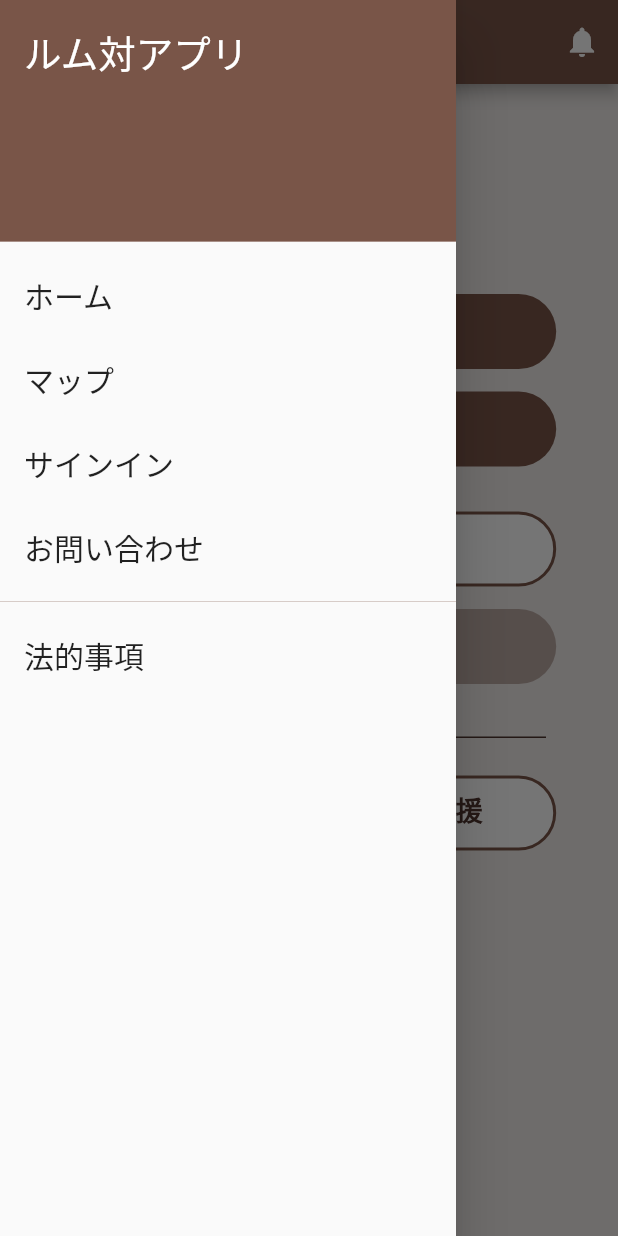
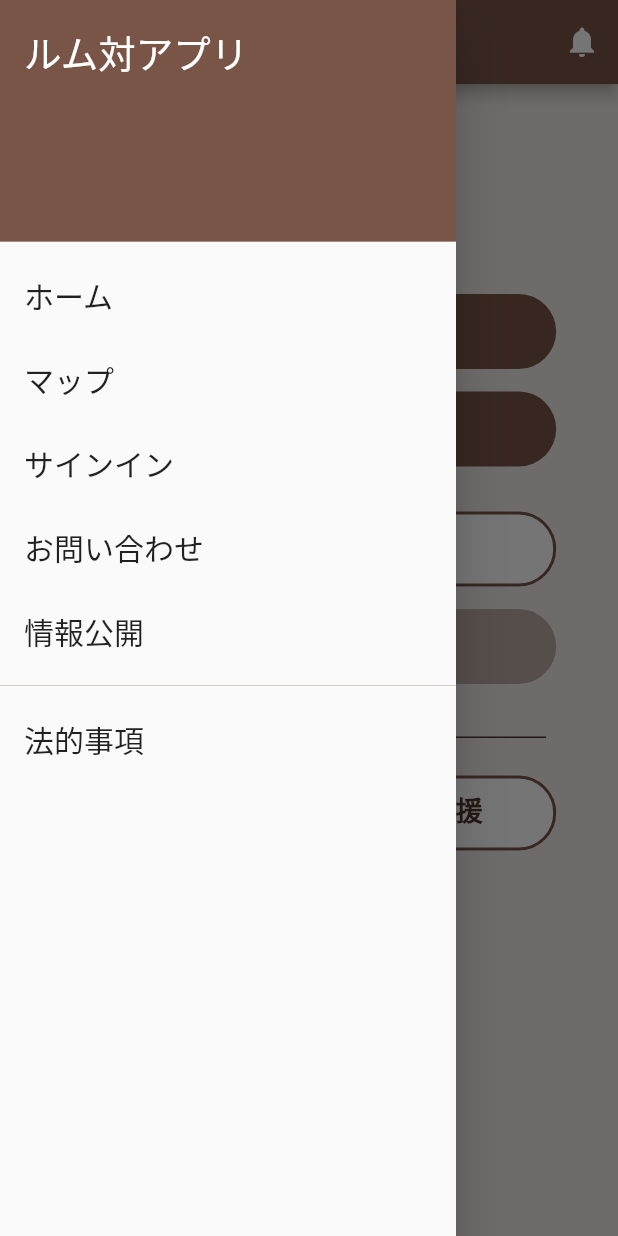
Before and after one commit to pe-tanman/rumutai_app, a Flutter app: the screen it shows after launch, with the side drawer open, on a phone screen of 412 x 824 dp. Run offline on Flutter 3.47's test engine with Material 2 defaults, Android fonts, the phone set to English and light mode, and no system bars; our stand-ins replace cloud_firestore, firebase_core, firebase_database, firebase_messaging, flutter_local_notifications, font_awesome_flutter and 3 more; missing offline and left inert: flutter_picker; accounts and stored records are empty.

Commit message:
情報公開 [add]

```diff
--- a/lib/main.dart
+++ b/lib/main.dart
@@ -1,10 +1,9 @@
 import 'package:flutter/cupertino.dart';
 import 'package:flutter/material.dart';
 import 'package:provider/provider.dart';
+import 'package:rumutai_app/screens/drawer/publish_drive.dart';
 import 'package:rumutai_app/screens/staff/my_place_game_screen.dart';
 import 'package:rumutai_app/utilities/local_notification.dart';
-import 'package:timezone/timezone.dart' as tz;
-import 'package:timezone/data/latest_all.dart' as tz;
 
 import 'package:firebase_core/firebase_core.dart';
 import 'package:rumutai_app/screens/staff/dashboard_screen.dart';
@@ -164,7 +163,7 @@ class MyApp extends StatelessWidget {
           TimelineScreen.routeName: (ctx) => const TimelineScreen(),
           DashboardScreen.routeName: (ctx) => DashboardScreen(),
           MyPlaceGameScreen.routeName: (ctx) => const MyPlaceGameScreen(),
-
+          PublishDriveScreen.routeName: (ctx) => const PublishDriveScreen(),
           //PredictScreen.routeName: (ctx) => const PredictScreen(),
         },
       ),
--- a/lib/widgets/main_drawer.dart
+++ b/lib/widgets/main_drawer.dart
@@ -1,4 +1,5 @@
 import 'package:flutter/material.dart';
+import 'package:rumutai_app/screens/drawer/publish_drive.dart';
 
 import '../screens/home_screen.dart';
 import '../screens/drawer/map_screen.dart';
@@ -40,6 +41,11 @@ class MainDrawer extends StatelessWidget {
           title: const Text("お問い合わせ", style: TextStyle(fontSize: 20)),
           onTap: () => Navigator.of(context).pushNamed(ContactScreen.routeName),
         ),
+        ListTile(
+          title: const Text("情報公開", style: TextStyle(fontSize: 20)),
+          onTap: () =>
+              Navigator.of(context).pushNamed(PublishDriveScreen.routeName),
+        ),
         const Divider(),
         ListTile(
           title: const Text("法的事項", style: TextStyle(fontSize: 20)),
```
Also changed, not shown: lib/screens/drawer/publish_drive.dart (added, +46 -0 lines).
